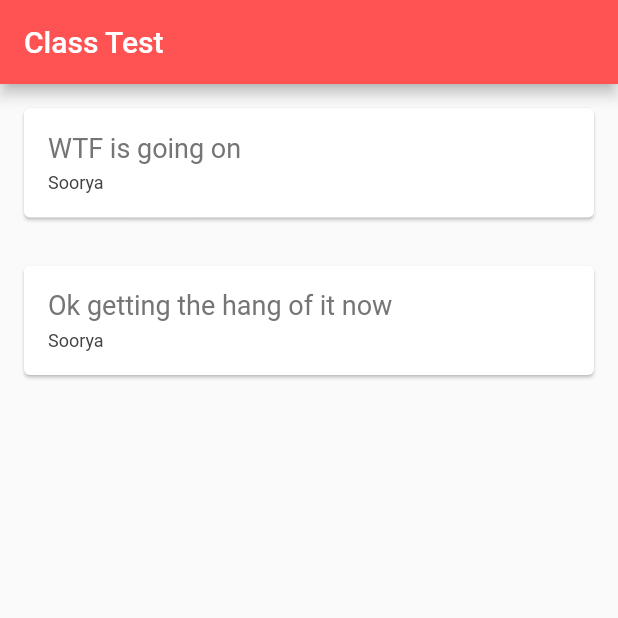
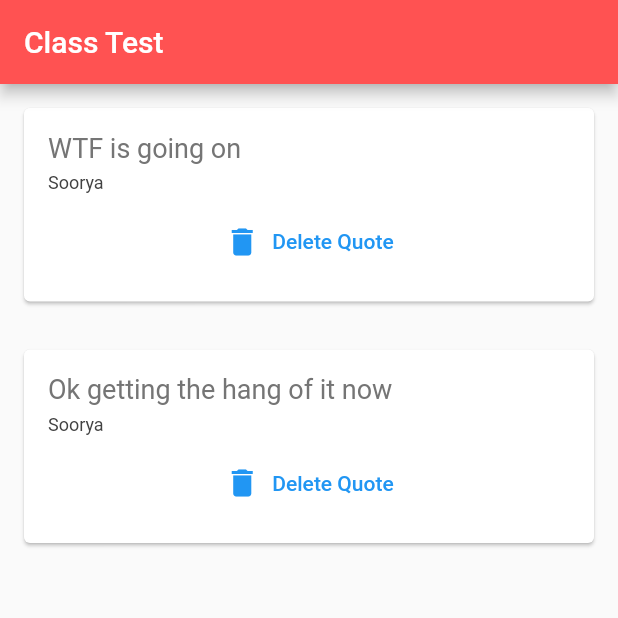
Before and after one commit to m5fisker/Flutter_Tutorials, a Flutter app: the screen it shows after launch, on a phone screen of 412 x 824 dp, the top half of it. Run offline on Flutter 3.47's test engine with Material 2 defaults, Android fonts, the phone set to English and light mode, and no system bars.

Commit message:
Delete Function commit

```diff
--- a/lib/main.dart
+++ b/lib/main.dart
@@ -20,8 +20,8 @@ class _classTestState extends State<classTest> {
     Quote(author: 'Soorya', q: 'Ok getting the hang of it now'),
   ];
 
-  Widget quoteFunction(quote) {
-    return NewWidget(quote: quote);
+  Widget quoteFunction(quote,  {required Function() delete}) {
+    return NewWidget(quote: quote, delete: delete,);
   }
 
   @override
@@ -33,14 +33,24 @@ class _classTestState extends State<classTest> {
         ),
         body: Container(
             child: Column(
-          children: quotes.map((quote) => quoteFunction(quote)).toList(),
+          children: quotes.map((quote) => quoteFunction(
+            quote,
+            delete:()
+            {
+              setState(() {
+                quotes.remove(quote);
+              });
+            }
+          )).toList(),
         )));
   }
 }
 
 class NewWidget extends StatelessWidget {
   final Quote quote;
-  NewWidget({required this.quote});
+  final VoidCallback delete;
+  NewWidget({required this.quote, required this.delete});
+
 
   @override
   Widget build(BuildContext context) {
@@ -68,6 +78,12 @@ class NewWidget extends StatelessWidget {
                 color: Colors.grey.shade800,
               ),
             ),
+            SizedBox(height: 8.0,),
+            TextButton.icon(
+              onPressed: delete,
+               icon: Icon(Icons.delete) ,
+                label: Text('Delete Quote'),
+              ),
           ],
         ),
       ),
```
